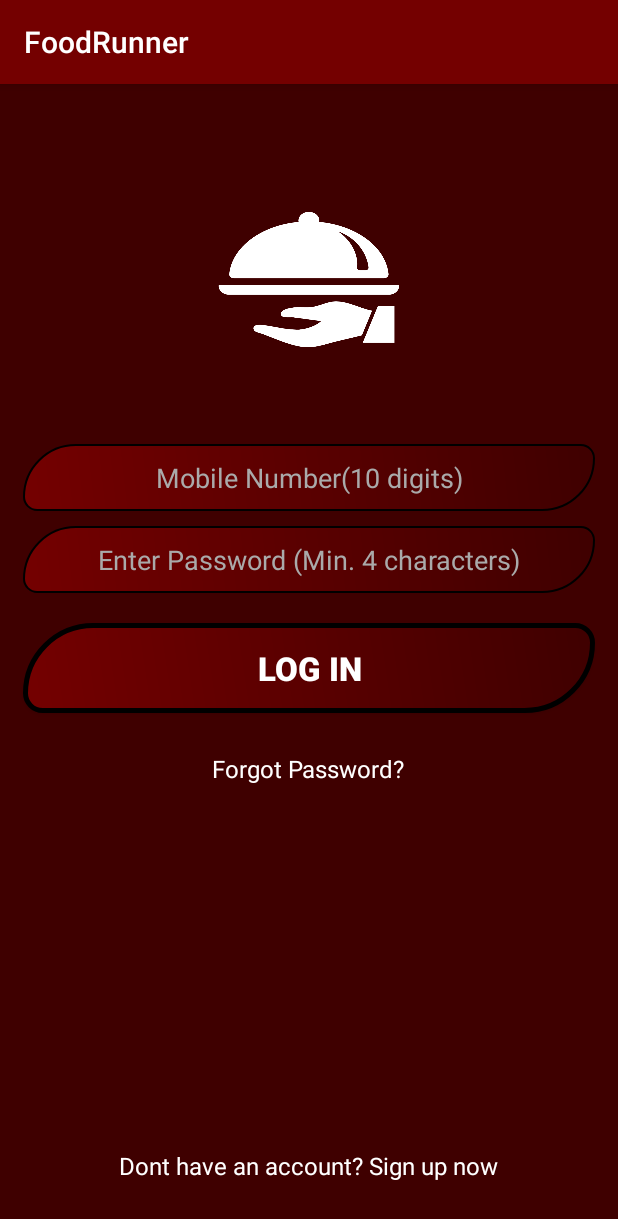
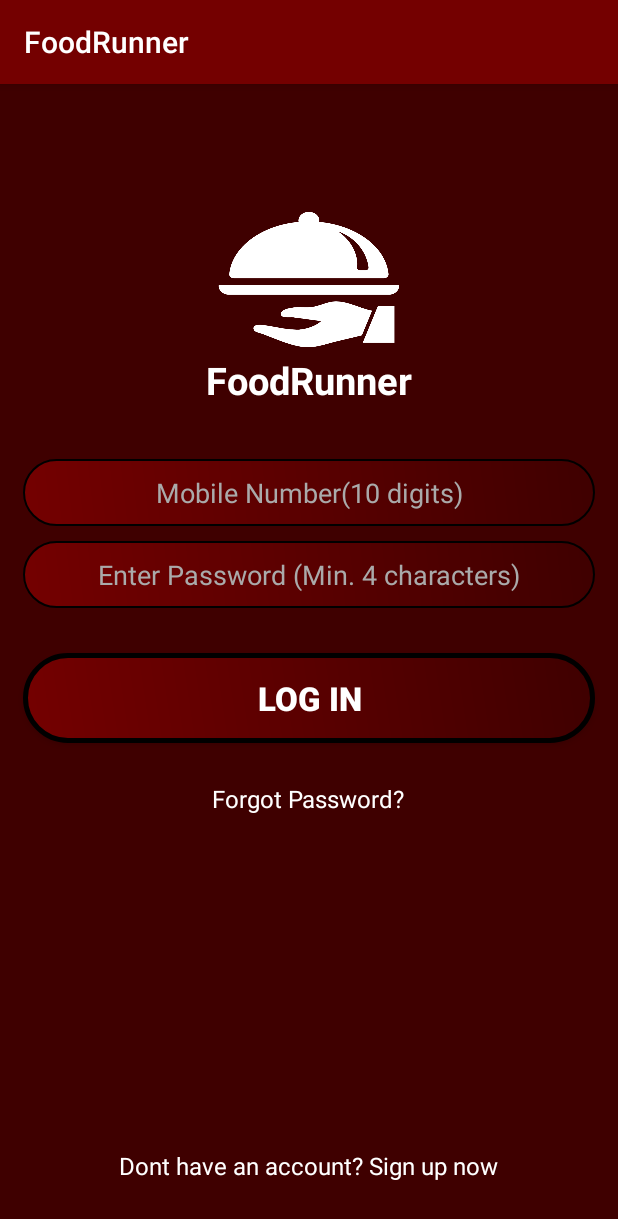
Before and after one commit to Karan49s/Android-FoodRunner, an Android app: the screen it shows after launch (LoginActivity), on a phone screen of 412 x 824 dp. Shown: the top 1219 px of the screen. Run offline under Robolectric (Android 15) with nearby library versions, the phone set to English and light mode, and no system bars.

```diff
--- a/app/src/main/AndroidManifest.xml
+++ b/app/src/main/AndroidManifest.xml
@@ -9,8 +9,12 @@
         android:roundIcon="@mipmap/ic_launcher_round"
         android:supportsRtl="true"
         android:theme="@style/AppTheme">
+        <activity android:name=".Register"></activity>
+        <activity android:name=".ForgotPassword" />
+        <activity android:name=".LoggedInActivity" />
         <activity android:name=".LoginActivity" />
-        <activity android:name=".SplashActivity"
+        <activity
+            android:name=".SplashActivity"
             android:theme="@style/AppTheme.NoActionBar">
             <intent-filter>
                 <action android:name="android.intent.action.MAIN" />
--- a/app/src/main/res/drawable/custom_button.xml
+++ b/app/src/main/res/drawable/custom_button.xml
@@ -2,8 +2,8 @@
 <shape xmlns:android="http://schemas.android.com/apk/res/android" android:shape="rectangle" >
     <corners
         android:topLeftRadius="100dp"
-        android:topRightRadius="25dp"
-        android:bottomLeftRadius="25dp"
+        android:topRightRadius="100dp"
+        android:bottomLeftRadius="100dp"
         android:bottomRightRadius="100dp"
         />
     <gradient
--- a/app/src/main/res/drawable/custom_edittext.xml
+++ b/app/src/main/res/drawable/custom_edittext.xml
@@ -2,8 +2,8 @@
 <shape xmlns:android="http://schemas.android.com/apk/res/android" android:shape="rectangle" >
     <corners
         android:topLeftRadius="100dp"
-        android:topRightRadius="25dp"
-        android:bottomLeftRadius="25dp"
+        android:topRightRadius="100dp"
+        android:bottomLeftRadius="100dp"
         android:bottomRightRadius="100dp"
         />
     <gradient
--- a/app/src/main/res/layout/activity_login.xml
+++ b/app/src/main/res/layout/activity_login.xml
@@ -14,15 +14,25 @@
         android:src="@drawable/logo"
         android:layout_centerHorizontal="true"
         android:layout_marginTop="80dp" />
+    <TextView
+        android:id="@+id/appName"
+        android:layout_width="wrap_content"
+        android:layout_height="wrap_content"
+        android:layout_centerHorizontal="true"
+        android:text="@string/foodrunner"
+        android:textColor="#ffffff"
+        android:textSize="25sp"
+        android:textStyle="bold"
+        android:layout_below="@id/imgLogo"/>
     <EditText
         android:id="@+id/etMobileNumber"
         android:layout_width="match_parent"
         android:layout_height="wrap_content"
         android:layout_marginRight="15dp"
         android:layout_marginLeft="15dp"
-        android:layout_marginTop="60dp"
+        android:layout_marginTop="35dp"
         android:padding="10dp"
-        android:layout_below="@id/imgLogo"
+        android:layout_below="@id/appName"
         android:inputType="phone"
         android:maxLength="10"
         android:maxLines="1"
@@ -53,7 +63,7 @@
         android:layout_height="wrap_content"
         android:layout_marginRight="15dp"
         android:layout_marginLeft="15dp"
-        android:layout_marginTop="20dp"
+        android:layout_marginTop="30dp"
         android:padding="15dp"
         android:layout_below="@id/etPassword"
         android:background="@drawable/custom_button"
--- a/build.gradle
+++ b/build.gradle
@@ -8,7 +8,7 @@ buildscript {
 
     }
     dependencies {
-        classpath 'com.android.tools.build:gradle:3.6.3'
+        classpath 'com.android.tools.build:gradle:4.0.0'
         classpath "org.jetbrains.kotlin:kotlin-gradle-plugin:$kotlin_version"
 
         // NOTE: Do not place your application dependencies here; they belong
```
Also changed, not shown: app/src/main/java/com/karan/foodrunner/ForgotPassword.kt (added, +11 -0 lines), app/src/main/java/com/karan/foodrunner/LoggedInActivity.kt (added, +11 -0 lines), app/src/main/java/com/karan/foodrunner/Register.kt (added, +11 -0 lines), app/src/main/res/layout/activity_forgot_password.xml (added, +9 -0 lines), app/src/main/res/layout/activity_logged_in.xml (added, +9 -0 lines), app/src/main/res/layout/activity_register.xml (added, +9 -0 lines), gradle/wrapper/gradle-wrapper.properties.
